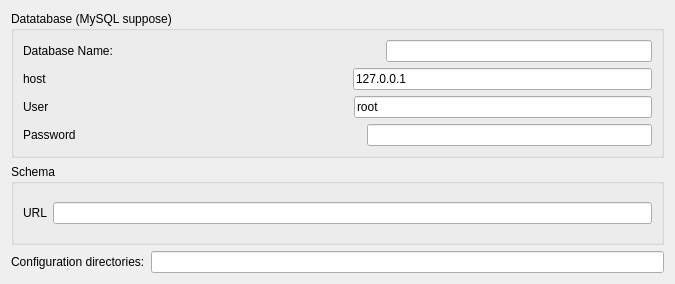
Old version of the form qgalilei/qcreatedatabase.ui in the repository pfrancq/galilei.
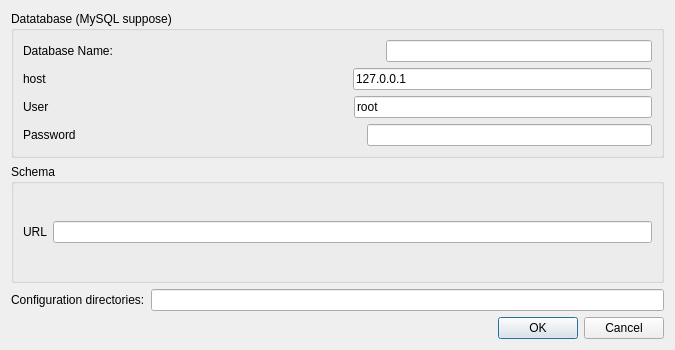
New version of the form.

Commit message: - Change the dialog box for running a tool.

What changed in the file:
```diff
--- a/qgalilei/qcreatedatabase.ui
+++ b/qgalilei/qcreatedatabase.ui
@@ -7,7 +7,7 @@
     <x>0</x>
     <y>0</y>
     <width>675</width>
-    <height>284</height>
+    <height>350</height>
    </rect>
   </property>
   <property name="windowTitle">
@@ -209,6 +209,13 @@
      </item>
     </layout>
    </item>
+   <item>
+    <widget class="QDialogButtonBox" name="buttonBox">
+     <property name="standardButtons">
+      <set>QDialogButtonBox::Cancel|QDialogButtonBox::Ok</set>
+     </property>
+    </widget>
+   </item>
   </layout>
  </widget>
  <resources/>
```
The commit also changes 9 other files.
